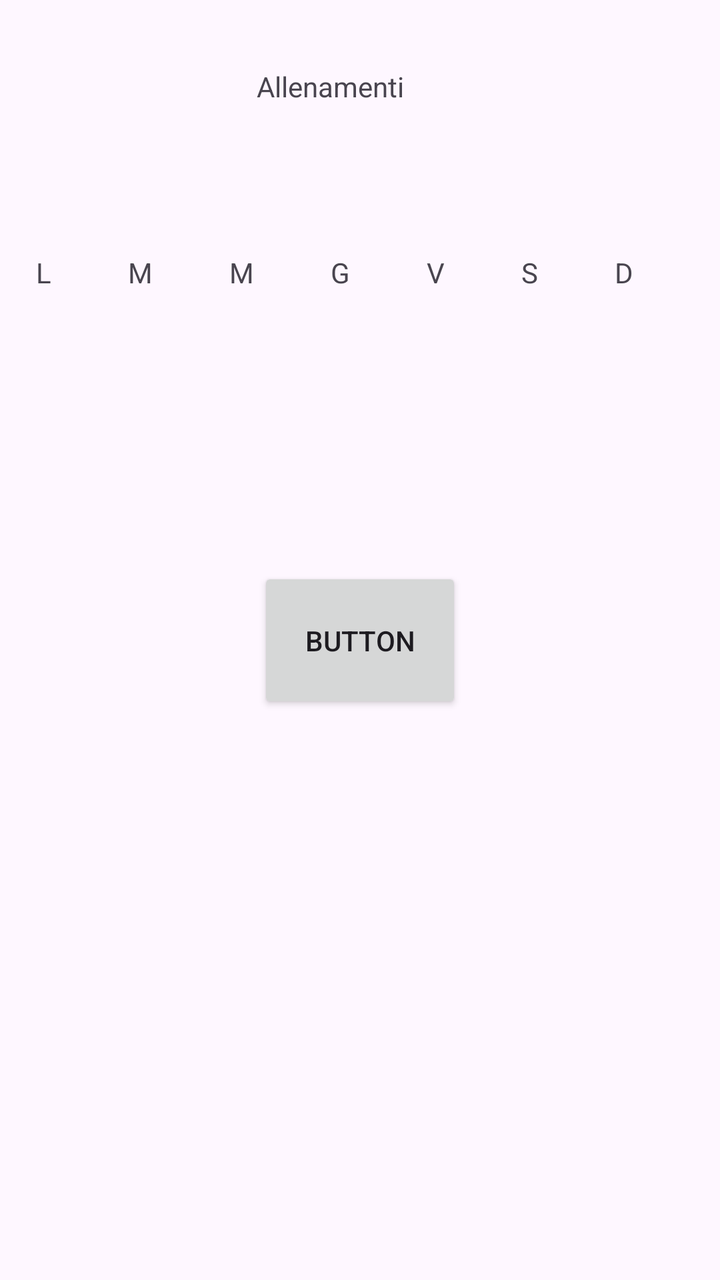
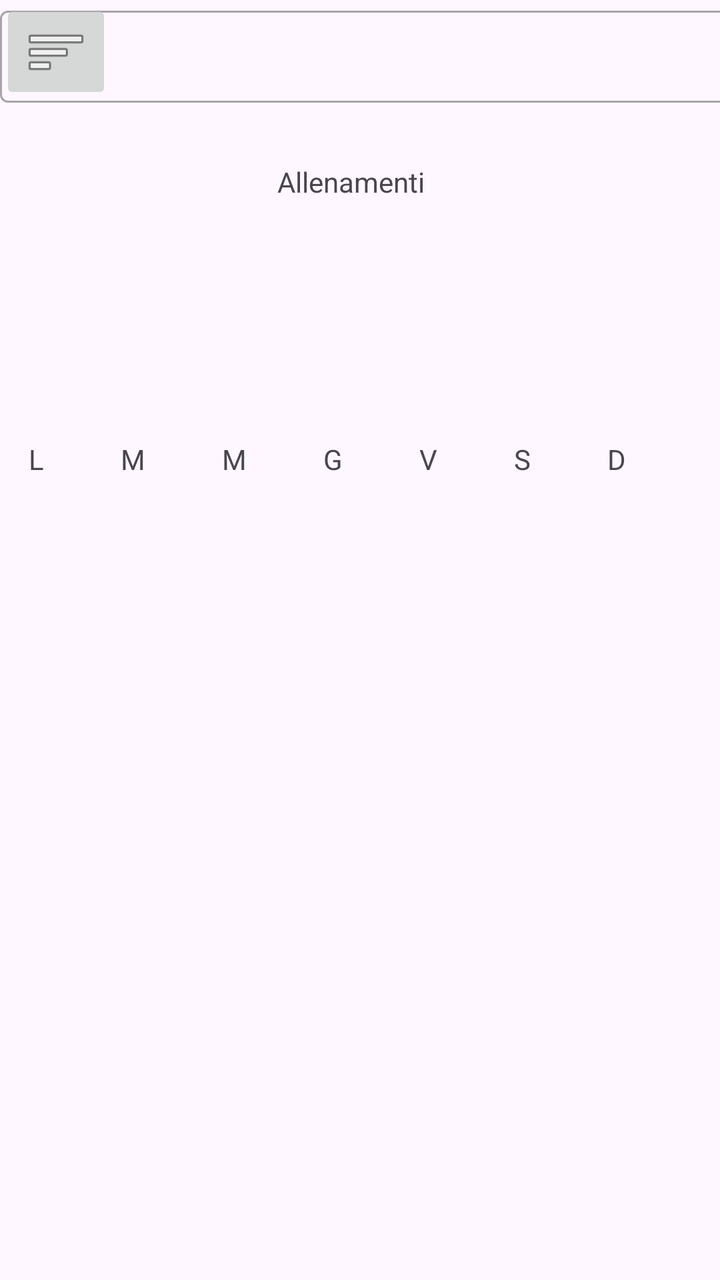

The first picture is an Android layout as it rendered before a commit; the second is the same layout after the commit. The layout source and the unified diff follow.
<!-- AndroidManifest.xml: application theme Theme.GymApp -->
<!-- res/layout/activity_main.xml -->
<?xml version="1.0" encoding="utf-8"?>
<androidx.constraintlayout.widget.ConstraintLayout xmlns:android="http://schemas.android.com/apk/res/android"
    xmlns:app="http://schemas.android.com/apk/res-auto"
    xmlns:tools="http://schemas.android.com/tools"
    android:id="@+id/main"
    android:layout_width="match_parent"
    android:layout_height="match_parent"
    tools:context=".MainActivity">

    <TextView
        android:id="@+id/textView2"
        android:layout_width="83dp"
        android:layout_height="37dp"
        android:text="Allenamenti"
        app:layout_constraintBottom_toBottomOf="parent"
        app:layout_constraintEnd_toEndOf="parent"
        app:layout_constraintHorizontal_bias="0.463"
        app:layout_constraintStart_toStartOf="parent"
        app:layout_constraintTop_toTopOf="parent"
        app:layout_constraintVertical_bias="0.056" />

    <LinearLayout
        android:layout_width="337dp"
        android:layout_height="65dp"
        android:orientation="horizontal"
        app:layout_constraintBottom_toTopOf="@+id/button"
        app:layout_constraintEnd_toEndOf="parent"
        app:layout_constraintHorizontal_bias="0.783"
        app:layout_constraintStart_toStartOf="parent"
        app:layout_constraintTop_toTopOf="parent"
        app:layout_constraintVertical_bias="0.579">

        <TextView
            android:id="@+id/lunedi"
            android:layout_width="wrap_content"
            android:layout_height="wrap_content"
            android:layout_weight="1"
            android:text="L" />

        <TextView
            android:id="@+id/martedi"
            android:layout_width="wrap_content"
            android:layout_height="wrap_content"
            android:layout_weight="1"
            android:text="M" />

        <TextView
            android:id="@+id/mercoledi"
            android:layout_width="wrap_content"
            android:layout_height="wrap_content"
            android:layout_weight="1"
            android:text="M" />

        <TextView
            android:id="@+id/giovedi"
            android:layout_width="wrap_content"
            android:layout_height="wrap_content"
            android:layout_weight="1"
            android:text="G" />

        <TextView
            android:id="@+id/venerdi"
            android:layout_width="wrap_content"
            android:layout_height="wrap_content"
            android:layout_weight="1"
            android:text="V" />

        <TextView
            android:id="@+id/sabato"
            android:layout_width="wrap_content"
            android:layout_height="wrap_content"
            android:layout_weight="1"
            android:text="S" />

        <TextView
            android:id="@+id/domenica"
            android:layout_width="wrap_content"
            android:layout_height="wrap_content"
            android:layout_weight="1"
            android:text="D" />

    </LinearLayout>

    <Button
        android:id="@+id/button"
        android:layout_width="102dp"
        android:layout_height="73dp"
        android:text="Button"
        app:layout_constraintBottom_toBottomOf="parent"
        app:layout_constraintEnd_toEndOf="parent"
        app:layout_constraintStart_toStartOf="parent"
        app:layout_constraintTop_toTopOf="parent" />

</androidx.constraintlayout.widget.ConstraintLayout>
<!-- resources referenced by this layout -->
<resources>
  <style name="Theme.GymApp" parent="Base.Theme.GymApp" />
  <style name="Base.Theme.GymApp" parent="Theme.Material3.DayNight.NoActionBar">
          
          
      </style>
</resources>

<!-- the commit's change to res/layout/activity_main.xml (unified diff, before → after) -->
@@ -14,21 +14,19 @@
         android:text="Allenamenti"
         app:layout_constraintBottom_toBottomOf="parent"
         app:layout_constraintEnd_toEndOf="parent"
-        app:layout_constraintHorizontal_bias="0.463"
         app:layout_constraintStart_toStartOf="parent"
         app:layout_constraintTop_toTopOf="parent"
-        app:layout_constraintVertical_bias="0.056" />
+        app:layout_constraintVertical_bias="0.135" />
 
     <LinearLayout
         android:layout_width="337dp"
         android:layout_height="65dp"
+        android:layout_marginTop="220dp"
         android:orientation="horizontal"
-        app:layout_constraintBottom_toTopOf="@+id/button"
         app:layout_constraintEnd_toEndOf="parent"
-        app:layout_constraintHorizontal_bias="0.783"
+        app:layout_constraintHorizontal_bias="0.621"
         app:layout_constraintStart_toStartOf="parent"
-        app:layout_constraintTop_toTopOf="parent"
-        app:layout_constraintVertical_bias="0.579">
+        app:layout_constraintTop_toTopOf="parent">
 
         <TextView
             android:id="@+id/lunedi"
@@ -81,14 +79,30 @@
 
     </LinearLayout>
 
-    <Button
-        android:id="@+id/button"
-        android:layout_width="102dp"
-        android:layout_height="73dp"
-        android:text="Button"
-        app:layout_constraintBottom_toBottomOf="parent"
-        app:layout_constraintEnd_toEndOf="parent"
-        app:layout_constraintStart_toStartOf="parent"
-        app:layout_constraintTop_toTopOf="parent" />
+    <com.google.android.material.textfield.TextInputLayout
+        android:id="@+id/main_menu"
+        style="@style/Widget.MaterialComponents.TextInputLayout.OutlinedBox.ExposedDropdownMenu"
+        android:layout_width="match_parent"
+        android:layout_height="wrap_content"
+        android:visibility="visible"
+        app:layout_constraintTop_toTopOf="parent">
+
+        <AutoCompleteTextView
+            android:id="@+id/mainMenu"
+            android:layout_width="448dp"
+            android:layout_height="46dp"
+            android:inputType="none"
+            android:visibility="visible" />
+
+    </com.google.android.material.textfield.TextInputLayout>
+
+    <ImageButton
+        android:id="@+id/mainMenuButton"
+        android:layout_width="wrap_content"
+        android:layout_height="wrap_content"
+        app:layout_constraintStart_toStartOf="@+id/main_menu"
+        app:layout_constraintTop_toTopOf="parent"
+        app:srcCompat="@android:drawable/ic_menu_sort_by_size" />
+
 
 </androidx.constraintlayout.widget.ConstraintLayout>
